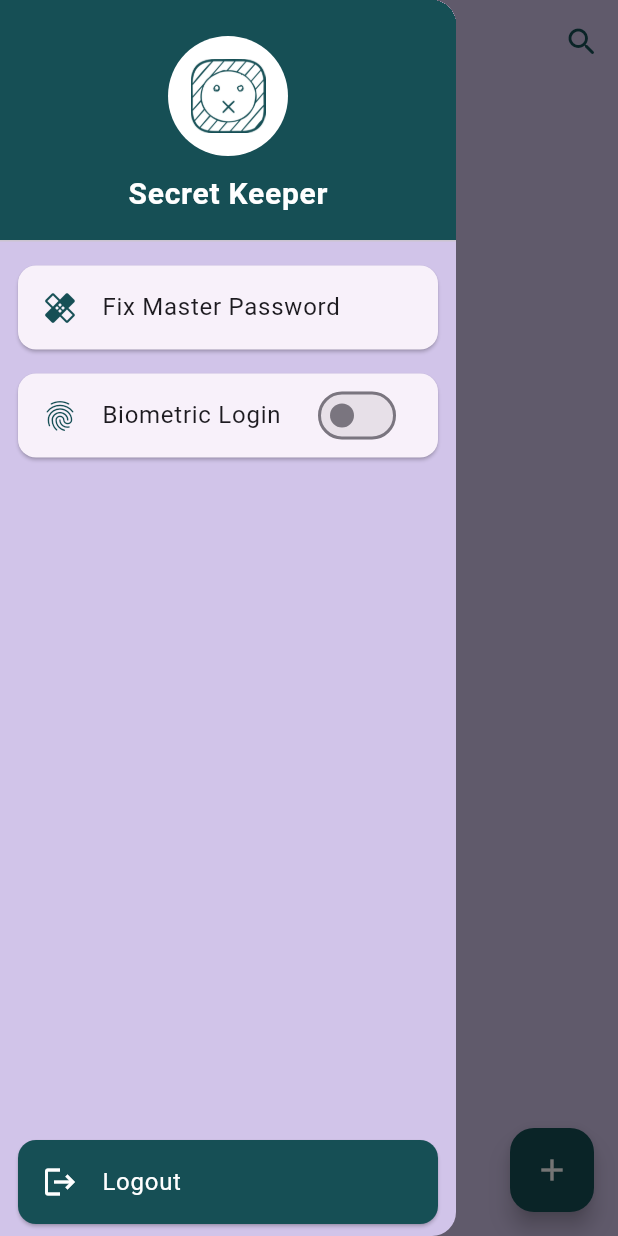
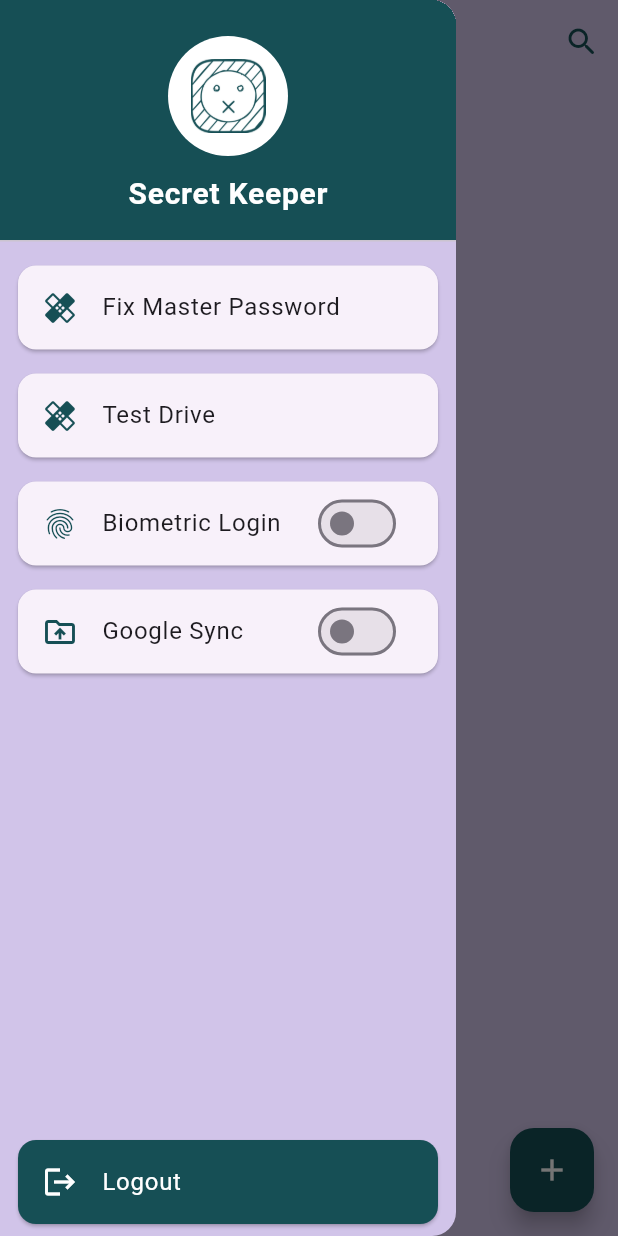
Before and after one commit to jk-tripathy/secret_keeper, a Flutter app: the HomePage screen opened directly, with the side drawer open, on a phone screen of 412 x 824 dp. Run offline on Flutter 3.47's test engine with Material 3 defaults, Android fonts, the phone set to English and light mode, and no system bars; our stand-ins replace csv, file_picker, google_sign_in, googleapis_auth, local_auth, shared_preferences and 1 more; missing offline and left inert: encrypt, googleapis; accounts and stored records are empty.

Commit message:
feat: drive api set up

```diff
--- a/lib/screens/home_page.dart
+++ b/lib/screens/home_page.dart
@@ -6,6 +6,7 @@ import 'package:secret_keeper/screens/login_screen.dart';
 import 'package:secret_keeper/models/password.dart';
 import 'package:secret_keeper/screens/password_search_delegate.dart';
 import 'package:secret_keeper/screens/show_password_screen.dart';
+import 'package:secret_keeper/services/gdrive_helper.dart';
 import 'package:secret_keeper/utils/password_helper.dart';
 import 'package:shared_preferences/shared_preferences.dart';
 
@@ -19,12 +20,14 @@ class HomePage extends StatefulWidget {
 class _HomePageState extends State<HomePage> {
   late List<Password> passwordsList;
   bool isBiometricEnabled = false;
+  bool isGoogleSyncEnabled = false;
   late SharedPreferences perfs;
 
   @override
   void initState() {
     super.initState();
     _setUpBiometric();
+    _setUpGoogleSync();
     _refreshPasswords();
   }
 
@@ -32,6 +35,13 @@ class _HomePageState extends State<HomePage> {
     perfs = await SharedPreferences.getInstance();
     setState(() {
       isBiometricEnabled = perfs.getBool('isBiometricEnabled') ?? false;
+    });
+  }
+
+  void _setUpGoogleSync() async {
+    perfs = await SharedPreferences.getInstance();
+    setState(() {
+      isGoogleSyncEnabled = perfs.getBool('isGoogleSyncEnabled') ?? false;
     });
   }
 
@@ -177,6 +187,18 @@ class _HomePageState extends State<HomePage> {
             padding: const EdgeInsets.symmetric(horizontal: 8.0, vertical: 4.0),
             child: Card(
               child: ListTile(
+                leading: Icon(Icons.healing, color: context.accent),
+                title: Text('Test Drive'),
+                onTap: () {
+                  GdriveHelper.uploadFile();
+                },
+              ),
+            ),
+          ),
+          Padding(
+            padding: const EdgeInsets.symmetric(horizontal: 8.0, vertical: 4.0),
+            child: Card(
+              child: ListTile(
                 leading: Icon(
                   Icons.fingerprint_outlined,
                   color: context.accent,
@@ -190,6 +212,45 @@ class _HomePageState extends State<HomePage> {
                       isBiometricEnabled = value;
                       perfs.setBool('isBiometricEnabled', isBiometricEnabled);
                     });
+                  },
+                ),
+              ),
+            ),
+          ),
+          Padding(
+            padding: const EdgeInsets.symmetric(horizontal: 8.0, vertical: 4.0),
+            child: Card(
+              child: ListTile(
+                leading: Icon(
+                  Icons.drive_folder_upload_outlined,
+                  color: context.accent,
+                ),
+                title: Text('Google Sync'),
+                trailing: Switch(
+                  activeColor: context.accent,
+                  value: isGoogleSyncEnabled,
+                  onChanged: (value) async {
+                    setState(() {
+                      isGoogleSyncEnabled = value;
+                      perfs.setBool('isGoogleSyncEnabled', isGoogleSyncEnabled);
+                    });
+                    if (value) {
+                      await GdriveHelper.init();
+                    } else {
+                      await GdriveHelper.signOut();
+                      AlertDialog(
+                        title: Text('Google Sync'),
+                        content: Text('Sign out successful'),
+                        actions: [
+                          TextButton(
+                            onPressed: () {
+                              Navigator.pop(context);
+                            },
+                            child: Text('OK'),
+                          ),
+                        ],
+                      );
+                    }
                   },
                 ),
               ),
--- /dev/null
+++ b/lib/services/gdrive_helper.dart
@@ -0,0 +1,64 @@
+import 'package:google_sign_in/google_sign_in.dart';
+import 'package:googleapis_auth/googleapis_auth.dart' as auth;
+import 'package:http/http.dart' as http;
+import 'package:googleapis/drive/v3.dart' as drive;
+
+class GdriveHelper {
+  static final GoogleSignIn googleSignIn = GoogleSignIn(
+    scopes: ['https://www.googleapis.com/auth/drive.file'],
+  );
+  static GoogleSignInAccount? googleUser;
+  static auth.AuthClient? authClient;
+  // static Map<String, String> headers = {};
+
+  static Future<void> signIn() async {
+    googleUser = await googleSignIn.signInSilently();
+    googleUser ??= await googleSignIn.signIn();
+  }
+
+  static Future<void> signOut() async {
+    await googleSignIn.disconnect();
+  }
+
+  static Future<drive.DriveApi> getDriveClient() async {
+    final GoogleSignInAuthentication googleAuth =
+        await googleUser!.authentication;
+    authClient = auth.authenticatedClient(
+      http.Client(),
+      auth.AccessCredentials(
+        auth.AccessToken(
+          'Bearer',
+          googleAuth.accessToken!,
+          DateTime.now().toUtc(),
+        ),
+        null,
+        ['https://www.googleapis.com/auth/drive.file'],
+      ),
+    );
+    if (authClient == null) {
+      throw Exception('Failed to authenticate with Google');
+    }
+    return drive.DriveApi(authClient!);
+  }
+
+  static Future<void> init() async {
+    signIn();
+  }
+
+  static Future<void> uploadFile() async {
+    final drive.DriveApi driveClient = await getDriveClient();
+    final drive.File file = drive.File();
+    file.name = 'test.txt';
+    file.parents = ['root'];
+    final drive.File? uploadedFile = await driveClient.files.create(
+      file,
+      uploadMedia: drive.Media(
+        Stream.fromIterable([
+          [104, 101, 108, 108, 111, 32, 119, 111, 114, 108, 100],
+        ]),
+        11,
+      ),
+    );
+    print(uploadedFile!.id);
+  }
+}
--- a/lib/utils/password_helper.dart
+++ b/lib/utils/password_helper.dart
@@ -19,6 +19,9 @@ class PasswordHelper {
     }
     if (prefs!.getBool('isBiometricEnabled') == null) {
       await prefs!.setBool('isBiometricEnabled', false);
+    }
+    if (prefs!.getBool('isGoogleSyncEnabled') == null) {
+      await prefs!.setBool('isGoogleSyncEnabled', false);
     }
     hashedMasterPassword = prefs!.getString('masterPassword') ?? '';
   }
--- a/pubspec.yaml
+++ b/pubspec.yaml
@@ -44,6 +44,10 @@ dependencies:
   local_auth: ^2.3.0
   csv: ^6.0.0
   file_picker: ^9.0.0
+  google_sign_in: ^6.2.2
+  googleapis: ^13.2.0
+  googleapis_auth: ^1.6.0
+  http: ^1.3.0
 
 dev_dependencies:
   flutter_test:
```
